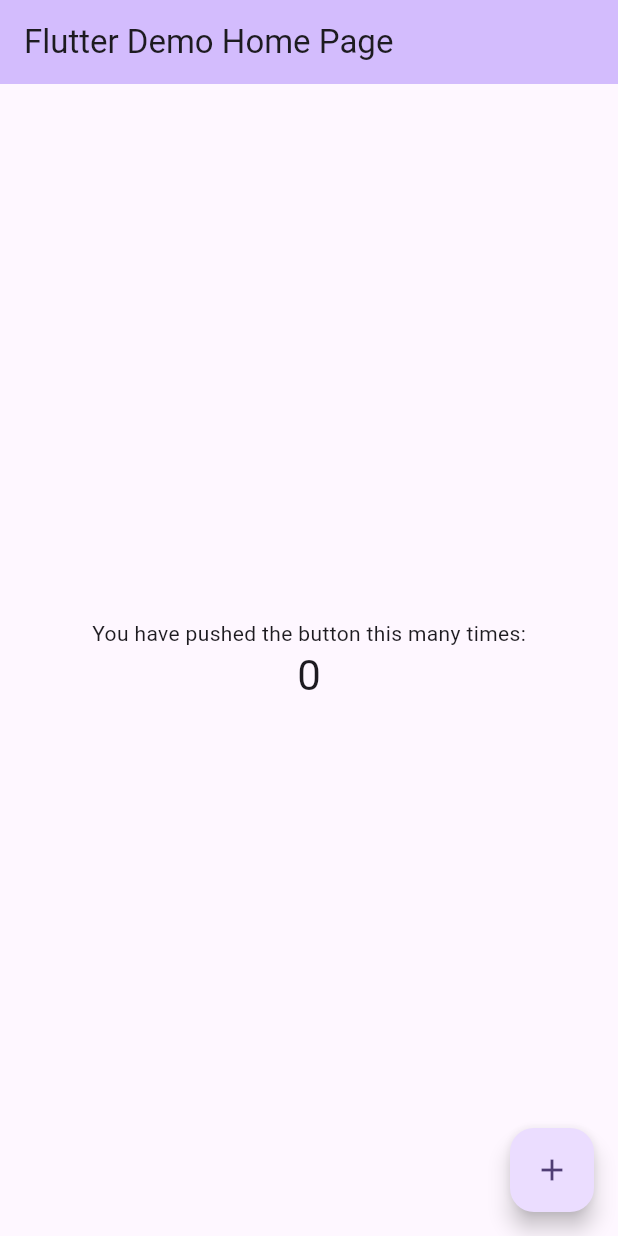
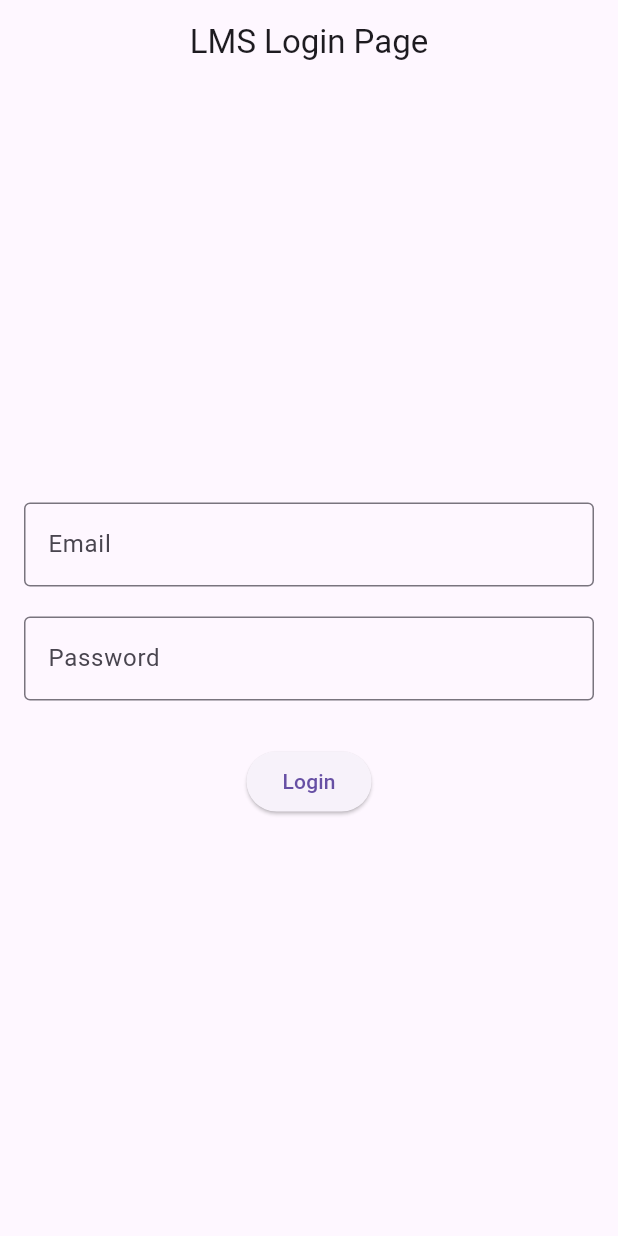
Before and after one commit to MohamedFayaz07/LMS-app, a Flutter app: the screen it shows after launch, on a phone screen of 412 x 824 dp. Run offline on Flutter 3.47's test engine with Material 3 defaults, Android fonts, the phone set to English and light mode, and no system bars.

Commit message:
Initial project setup

```diff
--- a/lib/main.dart
+++ b/lib/main.dart
@@ -1,122 +1,61 @@
 import 'package:flutter/material.dart';
 
 void main() {
-  runApp(const MyApp());
+  runApp(MyApp());
 }
 
 class MyApp extends StatelessWidget {
-  const MyApp({super.key});
-
-  // This widget is the root of your application.
   @override
   Widget build(BuildContext context) {
     return MaterialApp(
-      title: 'Flutter Demo',
+      title: 'LMS Login',
       theme: ThemeData(
-        // This is the theme of your application.
-        //
-        // TRY THIS: Try running your application with "flutter run". You'll see
-        // the application has a purple toolbar. Then, without quitting the app,
-        // try changing the seedColor in the colorScheme below to Colors.green
-        // and then invoke "hot reload" (save your changes or press the "hot
-        // reload" button in a Flutter-supported IDE, or press "r" if you used
-        // the command line to start the app).
-        //
-        // Notice that the counter didn't reset back to zero; the application
-        // state is not lost during the reload. To reset the state, use hot
-        // restart instead.
-        //
-        // This works for code too, not just values: Most code changes can be
-        // tested with just a hot reload.
-        colorScheme: ColorScheme.fromSeed(seedColor: Colors.deepPurple),
+        primarySwatch: Colors.blue,
       ),
-      home: const MyHomePage(title: 'Flutter Demo Home Page'),
+      home: LoginPage(),
     );
   }
 }
 
-class MyHomePage extends StatefulWidget {
-  const MyHomePage({super.key, required this.title});
-
-  // This widget is the home page of your application. It is stateful, meaning
-  // that it has a State object (defined below) that contains fields that affect
-  // how it looks.
-
-  // This class is the configuration for the state. It holds the values (in this
-  // case the title) provided by the parent (in this case the App widget) and
-  // used by the build method of the State. Fields in a Widget subclass are
-  // always marked "final".
-
-  final String title;
-
+class LoginPage extends StatefulWidget {
   @override
-  State<MyHomePage> createState() => _MyHomePageState();
+  _LoginPageState createState() => _LoginPageState();
 }
 
-class _MyHomePageState extends State<MyHomePage> {
-  int _counter = 0;
-
-  void _incrementCounter() {
-    setState(() {
-      // This call to setState tells the Flutter framework that something has
-      // changed in this State, which causes it to rerun the build method below
-      // so that the display can reflect the updated values. If we changed
-      // _counter without calling setState(), then the build method would not be
-      // called again, and so nothing would appear to happen.
-      _counter++;
-    });
-  }
+class _LoginPageState extends State<LoginPage> {
+  final TextEditingController emailController = TextEditingController();
+  final TextEditingController passwordController = TextEditingController();
 
   @override
   Widget build(BuildContext context) {
-    // This method is rerun every time setState is called, for instance as done
-    // by the _incrementCounter method above.
-    //
-    // The Flutter framework has been optimized to make rerunning build methods
-    // fast, so that you can just rebuild anything that needs updating rather
-    // than having to individually change instances of widgets.
     return Scaffold(
-      appBar: AppBar(
-        // TRY THIS: Try changing the color here to a specific color (to
-        // Colors.amber, perhaps?) and trigger a hot reload to see the AppBar
-        // change color while the other colors stay the same.
-        backgroundColor: Theme.of(context).colorScheme.inversePrimary,
-        // Here we take the value from the MyHomePage object that was created by
-        // the App.build method, and use it to set our appbar title.
-        title: Text(widget.title),
-      ),
-      body: Center(
-        // Center is a layout widget. It takes a single child and positions it
-        // in the middle of the parent.
+      appBar: AppBar(title: Text('LMS Login Page'), centerTitle: true),
+      body: Padding(
+        padding: EdgeInsets.all(16),
         child: Column(
-          // Column is also a layout widget. It takes a list of children and
-          // arranges them vertically. By default, it sizes itself to fit its
-          // children horizontally, and tries to be as tall as its parent.
-          //
-          // Column has various properties to control how it sizes itself and
-          // how it positions its children. Here we use mainAxisAlignment to
-          // center the children vertically; the main axis here is the vertical
-          // axis because Columns are vertical (the cross axis would be
-          // horizontal).
-          //
-          // TRY THIS: Invoke "debug painting" (choose the "Toggle Debug Paint"
-          // action in the IDE, or press "p" in the console), to see the
-          // wireframe for each widget.
           mainAxisAlignment: MainAxisAlignment.center,
-          children: <Widget>[
-            const Text('You have pushed the button this many times:'),
-            Text(
-              '$_counter',
-              style: Theme.of(context).textTheme.headlineMedium,
+          children: [
+            TextField(
+              controller: emailController,
+              decoration: InputDecoration(labelText: 'Email', border: OutlineInputBorder()),
+            ),
+            SizedBox(height: 20),
+            TextField(
+              controller: passwordController,
+              obscureText: true,
+              decoration: InputDecoration(labelText: 'Password', border: OutlineInputBorder()),
+            ),
+            SizedBox(height: 30),
+            ElevatedButton(
+              onPressed: () {
+                print('Email: ${emailController.text}');
+                print('Password: ${passwordController.text}');
+              },
+              child: Text('Login'),
             ),
           ],
         ),
       ),
-      floatingActionButton: FloatingActionButton(
-        onPressed: _incrementCounter,
-        tooltip: 'Increment',
-        child: const Icon(Icons.add),
-      ), // This trailing comma makes auto-formatting nicer for build methods.
     );
   }
 }
```
